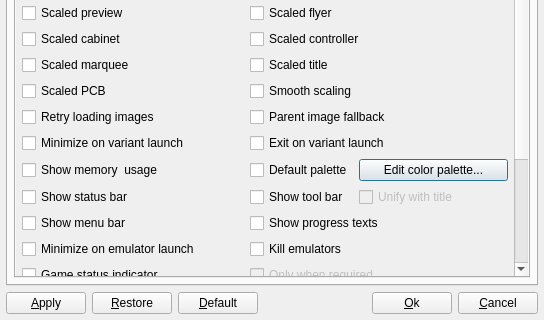
Old version of the form options.ui in the repository qmc2/qmc2-mame-fe; both pictures show x 0 to 544 and y 292 to 612 of the 544 by 612 pixel window.
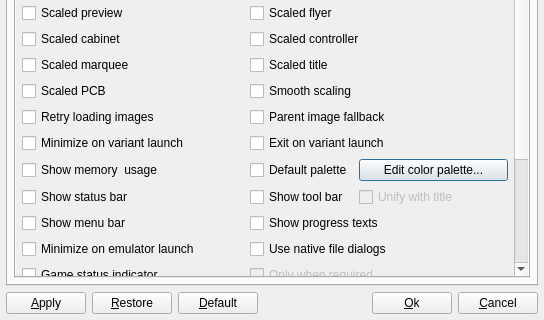
New version of the form. The open tabs and pages were chosen to show the change. Icons and pictures are not drawn.

Commit message: new: added an option to allow for automatic emulator termination when a new one is launched (i.e. run one emulator instance at a time)

```diff
--- a/options.ui
+++ b/options.ui
@@ -64,6 +64,16 @@
               <layout class="QGridLayout" name="gridLayout_21">
                <item row="0" column="0">
                 <layout class="QGridLayout" name="gridLayout_99">
+                 <item row="17" column="3" colspan="4">
+                  <widget class="QCheckBox" name="checkBoxNativeFileDialogs">
+                   <property name="toolTip">
+                    <string>Use the system's own (native) file dialogs, otherwise Qt's built-in dialogs are used</string>
+                   </property>
+                   <property name="text">
+                    <string>Use native file dialogs</string>
+                   </property>
+                  </widget>
+                 </item>
                  <item row="9" column="0" colspan="3">
                   <widget class="QCheckBox" name="checkBoxScaledCabinet">
                    <property name="toolTip">
@@ -493,16 +503,6 @@
                    </item>
                   </layout>
                  </item>
-                 <item row="17" column="3" colspan="4">
-                  <widget class="QCheckBox" name="checkBoxKillEmulatorsOnExit">
-                   <property name="toolTip">
-                    <string>Kill emulators on exit?</string>
-                   </property>
-                   <property name="text">
-                    <string>Kill emulators</string>
-                   </property>
-                  </widget>
-                 </item>
                  <item row="18" column="0" colspan="3">
                   <widget class="QCheckBox" name="checkBoxGameStatusIndicator">
                    <property name="toolTip">
@@ -842,13 +842,23 @@
                    </property>
                   </widget>
                  </item>
-                 <item row="22" column="0" colspan="7">
-                  <widget class="QCheckBox" name="checkBoxNativeFileDialogs">
+                 <item row="22" column="3" colspan="4">
+                  <widget class="QCheckBox" name="checkBoxKillEmulatorsOnExit">
                    <property name="toolTip">
                     <string>Use the system's own (native) file dialogs, otherwise Qt's built-in dialogs are used</string>
                    </property>
                    <property name="text">
-                    <string>Native file dialogs</string>
+                    <string>Kill emulators on exit</string>
+                   </property>
+                  </widget>
+                 </item>
+                 <item row="22" column="0" colspan="3">
+                  <widget class="QCheckBox" name="checkBoxOneEmulatorOnly">
+                   <property name="toolTip">
+                    <string>Terminate all other emulator instances when launching a new one?</string>
+                   </property>
+                   <property name="text">
+                    <string>One emulator at a time</string>
                    </property>
                   </widget>
                  </item>
```
Left out of the diff: 67 changed lines with no effect on the pictures. The commit also changes 21 other files.
